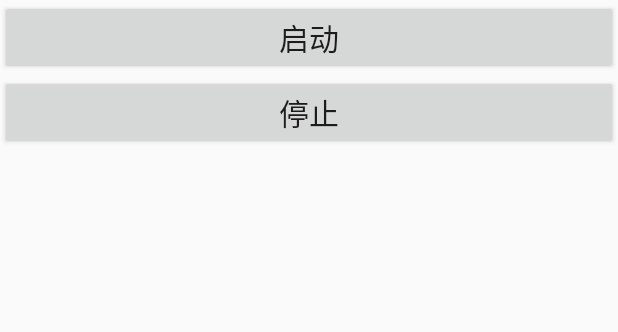
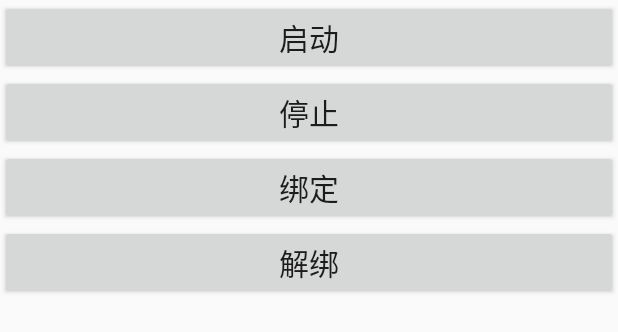
Before and after one commit to guhihi2007/secondapp, an Android app: the layout service_test.xml on its own in the app's theme, with its tools: preview values and no code run, on a phone screen of 412 x 824 dp. Shown: the top 332 px of the screen. Run offline under Robolectric (Android 15) with nearby library versions, the phone set to English and light mode, and no system bars.

Commit message:
Service加到MainAcitivity启动

```diff
--- a/app/src/main/res/layout/service_test.xml
+++ b/app/src/main/res/layout/service_test.xml
@@ -9,13 +9,7 @@
     android:text="启动"
     android:textSize="20sp"
     />
-    <!--<Button-->
-        <!--android:id="@+id/service_play"-->
-        <!--android:layout_width="match_parent"-->
-        <!--android:layout_height="wrap_content"-->
-        <!--android:text="播放"-->
-        <!--android:textSize="20sp"-->
-        <!--/>-->
+
     <Button
         android:id="@+id/service_stop"
         android:layout_width="match_parent"
@@ -23,4 +17,18 @@
         android:text="停止"
         android:textSize="20sp"
         />
+    <Button
+    android:id="@+id/service_bind"
+    android:layout_width="match_parent"
+    android:layout_height="wrap_content"
+    android:text="绑定"
+    android:textSize="20sp"
+    />
+    <Button
+    android:id="@+id/service_unbind"
+    android:layout_width="match_parent"
+    android:layout_height="wrap_content"
+    android:text="解绑"
+    android:textSize="20sp"
+    />
 </LinearLayout>
```
Also changed, not shown: app/src/main/AndroidManifest.xml (+7 -6 lines), app/src/main/java/secondapp/gpp/com/secondapp/MyAdapter.java (+8 -0 lines), app/src/main/java/secondapp/gpp/com/secondapp/MyService.java (+16 -5 lines), app/src/main/java/secondapp/gpp/com/secondapp/ServiceActivity.java (+65 -33 lines), app/src/main/java/secondapp/gpp/com/secondapp/TransferId.java (deleted, +0 -9 lines).
